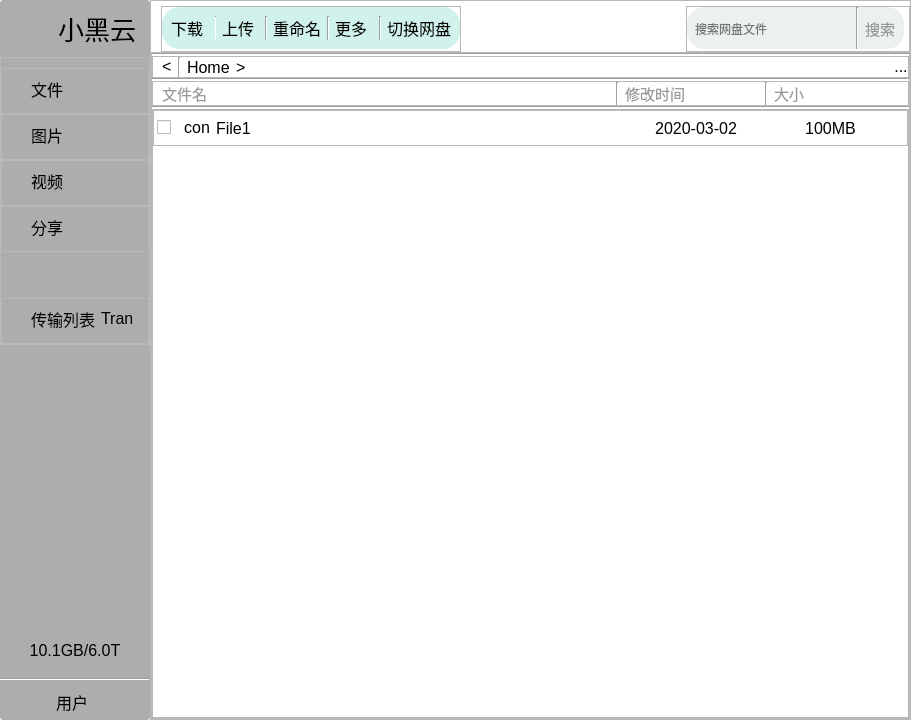
Old version of the form SBCclient.ui in the repository aibotez/SBCClientV2.
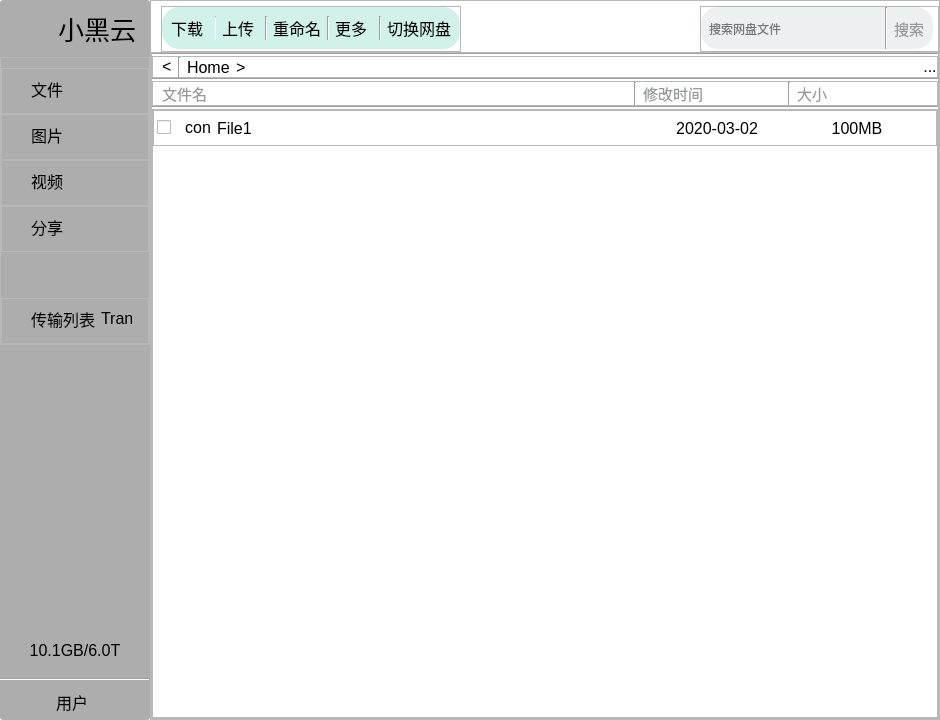
New version of the form. Icons and pictures are not drawn.

```diff
--- a/SBCclient.ui
+++ b/SBCclient.ui
@@ -6,7 +6,7 @@
    <rect>
     <x>0</x>
     <y>0</y>
-    <width>911</width>
+    <width>940</width>
     <height>720</height>
    </rect>
   </property>
@@ -1154,7 +1154,7 @@
                   <rect>
                    <x>0</x>
                    <y>0</y>
-                   <width>751</width>
+                   <width>780</width>
                    <height>593</height>
                   </rect>
                  </property>
```
Left out of the diff: 2 changed lines with no effect on the pictures.
